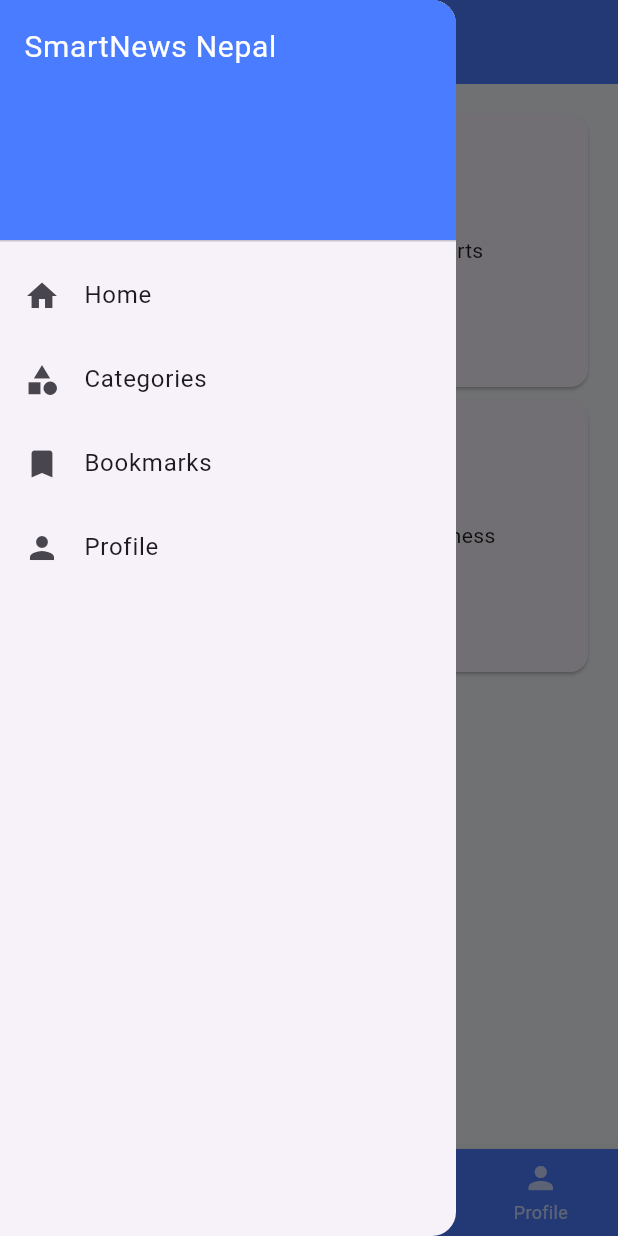
After one commit to yogendrarokaya1/smartnews, a Flutter app: the DashboardScreen screen opened directly, item 2 of the bottom bar chosen, with the side drawer open, on a phone screen of 412 x 824 dp. The commit adds this screen. Run offline on Flutter 3.47's test engine with Material 3 defaults, Android fonts, the phone set to English and light mode, and no system bars; network calls fail; Roboto replaces fonts that are missing (Poppins).

Commit message:
dashboard added with theme

```diff
--- /dev/null
+++ b/lib/screens/bottomnavbar/categories_screen.dart
@@ -0,0 +1,19 @@
+import 'package:flutter/material.dart';
+
+class CategoriesTab extends StatelessWidget {
+  const CategoriesTab({super.key});
+
+  @override
+  Widget build(BuildContext context) {
+    return GridView.count(
+      crossAxisCount: 2,
+      padding: const EdgeInsets.all(16),
+      children: const [
+        Card(child: Center(child: Text("Politics"))),
+        Card(child: Center(child: Text("Sports"))),
+        Card(child: Center(child: Text("Tech"))),
+        Card(child: Center(child: Text("Business"))),
+      ],
+    );
+  }
+}
--- a/lib/screens/dashboar_screen.dart
+++ b/lib/screens/dashboar_screen.dart
@@ -1,17 +1,70 @@
 import 'package:flutter/material.dart';
+import 'package:smartnews/screens/bottomnavbar/bookmark_screen.dart';
+import 'package:smartnews/screens/bottomnavbar/categories_screen.dart';
+import 'package:smartnews/screens/bottomnavbar/home_screen.dart';
+import 'package:smartnews/screens/bottomnavbar/profile_screen.dart';
 
-class HomeScreen extends StatelessWidget {
-  const HomeScreen({super.key});
+class DashboardScreen extends StatefulWidget {
+  const DashboardScreen({super.key});
+
+  @override
+  State<DashboardScreen> createState() => _DashboardScreenState();
+}
+
+class _DashboardScreenState extends State<DashboardScreen> {
+  int _currentIndex = 0;
+
+  final List<Widget> _screens = const [
+    HomeTab(),
+    CategoriesTab(),
+    BookmarksTab(),
+    ProfileTab(),
+  ];
 
   @override
   Widget build(BuildContext context) {
     return Scaffold(
-      appBar: AppBar(
-        title: const Text('Welcome to home '),
-        centerTitle: true, // centers the title
+      appBar: AppBar(title: const Text("SmartNews Nepal")),
 
-        backgroundColor: Theme.of(context).colorScheme.primary,
-        foregroundColor: Colors.white,
+      drawer: Drawer(
+        child: ListView(
+          children: const [
+            DrawerHeader(
+              decoration: BoxDecoration(color: Color(0xFF4A7CFF)),
+              child: Text(
+                "SmartNews Nepal",
+                style: TextStyle(color: Colors.white, fontSize: 20),
+              ),
+            ),
+            ListTile(leading: Icon(Icons.home), title: Text("Home")),
+            ListTile(leading: Icon(Icons.category), title: Text("Categories")),
+            ListTile(leading: Icon(Icons.bookmark), title: Text("Bookmarks")),
+            ListTile(leading: Icon(Icons.person), title: Text("Profile")),
+          ],
+        ),
+      ),
+
+      body: _screens[_currentIndex],
+
+      bottomNavigationBar: BottomNavigationBar(
+        currentIndex: _currentIndex,
+        onTap: (index) {
+          setState(() {
+            _currentIndex = index;
+          });
+        },
+        items: const [
+          BottomNavigationBarItem(icon: Icon(Icons.home), label: "Home"),
+          BottomNavigationBarItem(
+            icon: Icon(Icons.category),
+            label: "Categories",
+          ),
+          BottomNavigationBarItem(
+            icon: Icon(Icons.bookmark),
+            label: "Bookmarks",
+          ),
+          BottomNavigationBarItem(icon: Icon(Icons.person), label: "Profile"),
+        ],
       ),
     );
   }
--- a/lib/screens/login_screen.dart
+++ b/lib/screens/login_screen.dart
@@ -75,7 +75,7 @@ class LoginScreen extends StatelessWidget {
                 onPressed: () {
                   Navigator.pushReplacement(
                     context,
-                    MaterialPageRoute(builder: (_) => const HomeScreen()),
+                    MaterialPageRoute(builder: (_) => const DashboardScreen()),
                   );
                 },
                 child: const Text('Login'),
--- a/lib/screens/onboarding_screen.dart
+++ b/lib/screens/onboarding_screen.dart
@@ -55,7 +55,7 @@ class _OnboardingScreenState extends State<OnboardingScreen> {
                     mainAxisAlignment: MainAxisAlignment.center,
                     children: [
                       Image.asset(
-                        'lib/assets/images/logo.png', // your image path
+                        'assets/images/logo.png', // your image path
                         width: 100, // set width
                         height: 100, // set height
                       ),
--- a/lib/screens/splash_screen.dart
+++ b/lib/screens/splash_screen.dart
@@ -29,7 +29,7 @@ class _SplashScreenState extends State<SplashScreen> {
           mainAxisAlignment: MainAxisAlignment.center,
           children: [
             Image.asset(
-              'lib/assets/images/logo.png', // your image path
+              'assets/images/logo.png', // your image path
               width: 100, // set width
               height: 100, // set height
             ),
--- /dev/null
+++ b/lib/theme/app_theme.dart
@@ -0,0 +1,31 @@
+import 'package:flutter/material.dart';
+
+class AppTheme {
+  static ThemeData lightTheme = ThemeData(
+    fontFamily: 'Poppins',
+    scaffoldBackgroundColor: const Color(0xFFF5F7FA),
+
+    appBarTheme: const AppBarTheme(
+      backgroundColor: Color(0xFF4A7CFF),
+      elevation: 0,
+      centerTitle: true,
+      titleTextStyle: TextStyle(
+        color: Colors.white,
+        fontSize: 18,
+        fontWeight: FontWeight.w600,
+      ),
+      iconTheme: IconThemeData(color: Colors.white),
+    ),
+
+    bottomNavigationBarTheme: const BottomNavigationBarThemeData(
+      backgroundColor: Color(0xFF4A7CFF),
+      selectedItemColor: Colors.white,
+      unselectedItemColor: Colors.white70,
+      type: BottomNavigationBarType.fixed,
+    ),
+
+    inputDecorationTheme: InputDecorationTheme(
+      border: OutlineInputBorder(borderRadius: BorderRadius.circular(8)),
+    ),
+  );
+}
--- a/pubspec.yaml
+++ b/pubspec.yaml
@@ -18,4 +18,4 @@ dev_dependencies:
 flutter:
   uses-material-design: true
   assets:
-   - lib/assets/images/logo.png
+   - assets/images/logo.png
```
Also changed, not shown: lib/app.dart (+2 -6 lines), lib/screens/bottomnavbar/bookmark_screen.dart (added, +10 -0 lines), lib/screens/bottomnavbar/home_screen.dart (+144 -0 lines), lib/screens/bottomnavbar/profile_screen.dart (added, +10 -0 lines), assets/fonts/OpenSans-Bold.ttf (added), assets/fonts/OpenSans-Italic.ttf (added), assets/fonts/OpenSans-Regular.ttf (added), assets/images/logo.png (renamed from lib/assets/images/logo.png).
